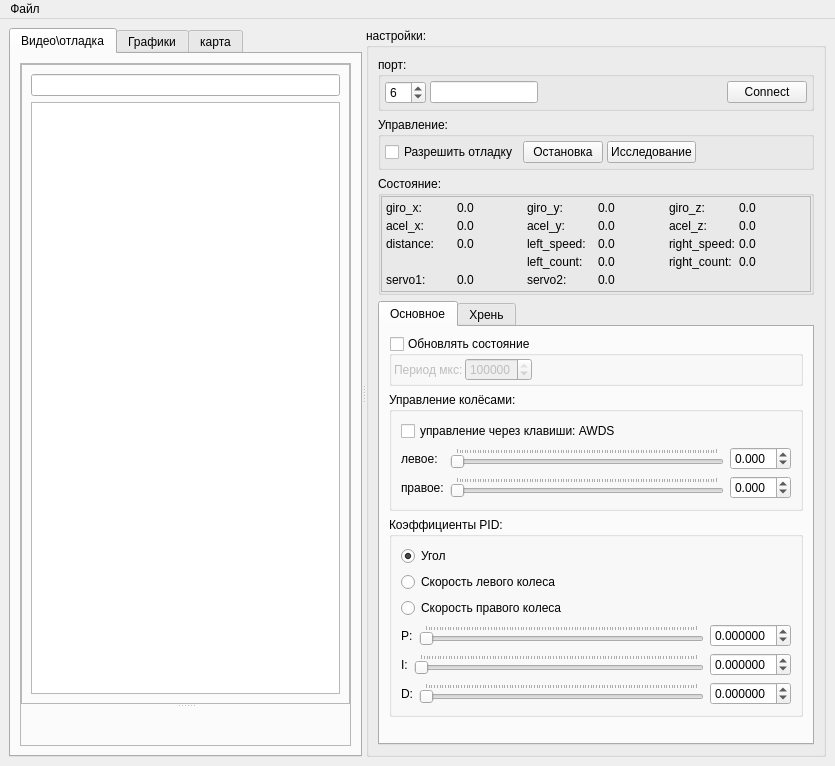
Qt form python_test/interface/main_window.ui (AlexLexx706/robocar) before a commit.
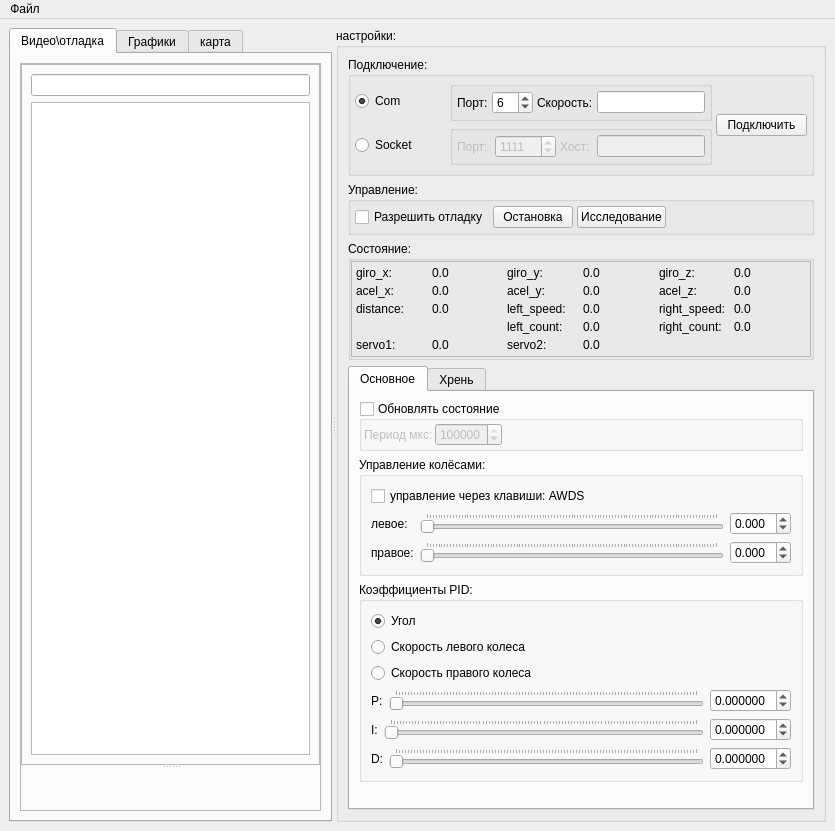
The same form after that commit. The open tabs and pages were chosen to show the change. Icons and pictures are not drawn. Custom widgets are drawn as their Qt base class.

Commit message: Доюавил выбор интерфейса

The edit to the form file:
```diff
--- a/python_test/interface/main_window.ui
+++ b/python_test/interface/main_window.ui
@@ -22,7 +22,7 @@
       </property>
       <widget class="QTabWidget" name="tabWidget_2">
        <property name="currentIndex">
-        <number>1</number>
+        <number>0</number>
        </property>
        <widget class="QWidget" name="tab_3">
         <attribute name="title">
@@ -153,64 +153,6 @@
         <string>настройки:</string>
        </property>
        <layout class="QGridLayout" name="gridLayout">
-        <item row="0" column="0">
-         <widget class="QGroupBox" name="groupBox">
-          <property name="title">
-           <string>порт:</string>
-          </property>
-          <layout class="QGridLayout" name="gridLayout_2">
-           <property name="margin">
-            <number>4</number>
-           </property>
-           <property name="spacing">
-            <number>4</number>
-           </property>
-           <item row="0" column="4">
-            <widget class="QPushButton" name="pushButton_connect">
-             <property name="text">
-              <string>Connect</string>
-             </property>
-            </widget>
-           </item>
-           <item row="0" column="1">
-            <widget class="QSpinBox" name="spinBox_port_name">
-             <property name="value">
-              <number>6</number>
-             </property>
-            </widget>
-           </item>
-           <item row="0" column="3">
-            <spacer name="horizontalSpacer">
-             <property name="orientation">
-              <enum>Qt::Horizontal</enum>
-             </property>
-             <property name="sizeHint" stdset="0">
-              <size>
-               <width>40</width>
-               <height>20</height>
-              </size>
-             </property>
-            </spacer>
-           </item>
-           <item row="0" column="2">
-            <widget class="QLineEdit" name="lineEdit_speed">
-             <property name="sizePolicy">
-              <sizepolicy hsizetype="Preferred" vsizetype="Fixed">
-               <horstretch>0</horstretch>
-               <verstretch>0</verstretch>
-              </sizepolicy>
-             </property>
-             <property name="toolTip">
-              <string>&lt;html&gt;&lt;head/&gt;&lt;body&gt;&lt;p&gt;Speed&lt;/p&gt;&lt;/body&gt;&lt;/html&gt;</string>
-             </property>
-             <property name="inputMask">
-              <string>99999999; </string>
-             </property>
-            </widget>
-           </item>
-          </layout>
-         </widget>
-        </item>
         <item row="2" column="0">
          <widget class="QGroupBox" name="groupBox_5">
           <property name="title">
@@ -426,6 +368,55 @@
           </layout>
          </widget>
         </item>
+        <item row="1" column="0">
+         <widget class="QGroupBox" name="groupBox_6">
+          <property name="title">
+           <string>Управление:</string>
+          </property>
+          <layout class="QGridLayout" name="gridLayout_5">
+           <property name="margin">
+            <number>4</number>
+           </property>
+           <property name="spacing">
+            <number>4</number>
+           </property>
+           <item row="0" column="1">
+            <widget class="QPushButton" name="pushButton_stop">
+             <property name="text">
+              <string>Остановка</string>
+             </property>
+            </widget>
+           </item>
+           <item row="0" column="2">
+            <widget class="QPushButton" name="pushButton_start_walk">
+             <property name="text">
+              <string>Исследование</string>
+             </property>
+            </widget>
+           </item>
+           <item row="0" column="4">
+            <spacer name="horizontalSpacer_5">
+             <property name="orientation">
+              <enum>Qt::Horizontal</enum>
+             </property>
+             <property name="sizeHint" stdset="0">
+              <size>
+               <width>40</width>
+               <height>20</height>
+              </size>
+             </property>
+            </spacer>
+           </item>
+           <item row="0" column="0">
+            <widget class="QCheckBox" name="checkBox_enable_debug">
+             <property name="text">
+              <string>Разрешить отладку</string>
+             </property>
+            </widget>
+           </item>
+          </layout>
+         </widget>
+        </item>
         <item row="4" column="0">
          <widget class="QTabWidget" name="tabWidget">
           <property name="currentIndex">
@@ -1071,49 +1062,149 @@
           </widget>
          </widget>
         </item>
-        <item row="1" column="0">
-         <widget class="QGroupBox" name="groupBox_6">
+        <item row="0" column="0">
+         <widget class="QGroupBox" name="groupBox_7">
           <property name="title">
-           <string>Управление:</string>
+           <string>Подключение:</string>
           </property>
-          <layout class="QGridLayout" name="gridLayout_5">
+          <layout class="QGridLayout" name="gridLayout_6">
            <property name="margin">
             <number>4</number>
            </property>
            <property name="spacing">
             <number>4</number>
            </property>
-           <item row="0" column="1">
-            <widget class="QPushButton" name="pushButton_stop">
-             <property name="text">
-              <string>Остановка</string>
-             </property>
-            </widget>
-           </item>
-           <item row="0" column="2">
-            <widget class="QPushButton" name="pushButton_start_walk">
-             <property name="text">
-              <string>Исследование</string>
-             </property>
-            </widget>
-           </item>
-           <item row="0" column="4">
-            <spacer name="horizontalSpacer_5">
-             <property name="orientation">
-              <enum>Qt::Horizontal</enum>
-             </property>
-             <property name="sizeHint" stdset="0">
-              <size>
-               <width>40</width>
-               <height>20</height>
-              </size>
-             </property>
-            </spacer>
-           </item>
            <item row="0" column="0">
-            <widget class="QCheckBox" name="checkBox_enable_debug">
+            <widget class="QRadioButton" name="radioButton_com">
              <property name="text">
-              <string>Разрешить отладку</string>
+              <string>Com</string>
+             </property>
+             <property name="checked">
+              <bool>true</bool>
+             </property>
+            </widget>
+           </item>
+           <item row="1" column="0">
+            <widget class="QRadioButton" name="radioButton_socket">
+             <property name="text">
+              <string>Socket</string>
+             </property>
+            </widget>
+           </item>
+           <item row="1" column="1">
+            <widget class="QGroupBox" name="groupBox_8">
+             <property name="enabled">
+              <bool>false</bool>
+             </property>
+             <property name="title">
+              <string/>
+             </property>
+             <layout class="QHBoxLayout" name="horizontalLayout">
+              <property name="spacing">
+               <number>4</number>
+              </property>
+              <property name="margin">
+               <number>4</number>
+              </property>
+              <item>
+               <widget class="QLabel" name="label_27">
+                <property name="text">
+                 <string>Порт:</string>
+                </property>
+               </widget>
+              </item>
+              <item>
+               <widget class="QSpinBox" name="spinBox_socket_port">
+                <property name="maximum">
+                 <number>65536</number>
+                </property>
+                <property name="value">
+                 <number>1111</number>
+                </property>
+               </widget>
+              </item>
+              <item>
+               <widget class="QLabel" name="label_26">
+                <property name="text">
+                 <string>Хост:</string>
+                </property>
+               </widget>
+              </item>
+              <item>
+               <widget class="QLineEdit" name="lineEdit_socket_host">
+                <property name="sizePolicy">
+                 <sizepolicy hsizetype="Preferred" vsizetype="Fixed">
+                  <horstretch>0</horstretch>
+                  <verstretch>0</verstretch>
+                 </sizepolicy>
+                </property>
+                <property name="toolTip">
+                 <string>&lt;html&gt;&lt;head/&gt;&lt;body&gt;&lt;p&gt;Speed&lt;/p&gt;&lt;/body&gt;&lt;/html&gt;</string>
+                </property>
+                <property name="inputMask">
+                 <string notr="true"/>
+                </property>
+               </widget>
+              </item>
+             </layout>
+            </widget>
+           </item>
+           <item row="0" column="1">
+            <widget class="QGroupBox" name="groupBox">
+             <property name="title">
+              <string/>
+             </property>
+             <layout class="QGridLayout" name="gridLayout_2">
+              <property name="margin">
+               <number>4</number>
+              </property>
+              <property name="spacing">
+               <number>4</number>
+              </property>
+              <item row="0" column="2">
+               <widget class="QSpinBox" name="spinBox_port_name">
+                <property name="value">
+                 <number>6</number>
+                </property>
+               </widget>
+              </item>
+              <item row="0" column="4">
+               <widget class="QLineEdit" name="lineEdit_speed">
+                <property name="sizePolicy">
+                 <sizepolicy hsizetype="Preferred" vsizetype="Fixed">
+                  <horstretch>0</horstretch>
+                  <verstretch>0</verstretch>
+                 </sizepolicy>
+                </property>
+                <property name="toolTip">
+                 <string>&lt;html&gt;&lt;head/&gt;&lt;body&gt;&lt;p&gt;Speed&lt;/p&gt;&lt;/body&gt;&lt;/html&gt;</string>
+                </property>
+                <property name="inputMask">
+                 <string>99999999; </string>
+                </property>
+               </widget>
+              </item>
+              <item row="0" column="1">
+               <widget class="QLabel" name="label_24">
+                <property name="text">
+                 <string>Порт:</string>
+                </property>
+               </widget>
+              </item>
+              <item row="0" column="3">
+               <widget class="QLabel" name="label_25">
+                <property name="text">
+                 <string>Скорость:</string>
+                </property>
+               </widget>
+              </item>
+             </layout>
+            </widget>
+           </item>
+           <item row="0" column="2" rowspan="3">
+            <widget class="QPushButton" name="pushButton_connect">
+             <property name="text">
+              <string>Подключить</string>
              </property>
             </widget>
            </item>
```
Left out of the diff: 80 changed lines with no effect on the pictures. The commit also changes 5 other files.
